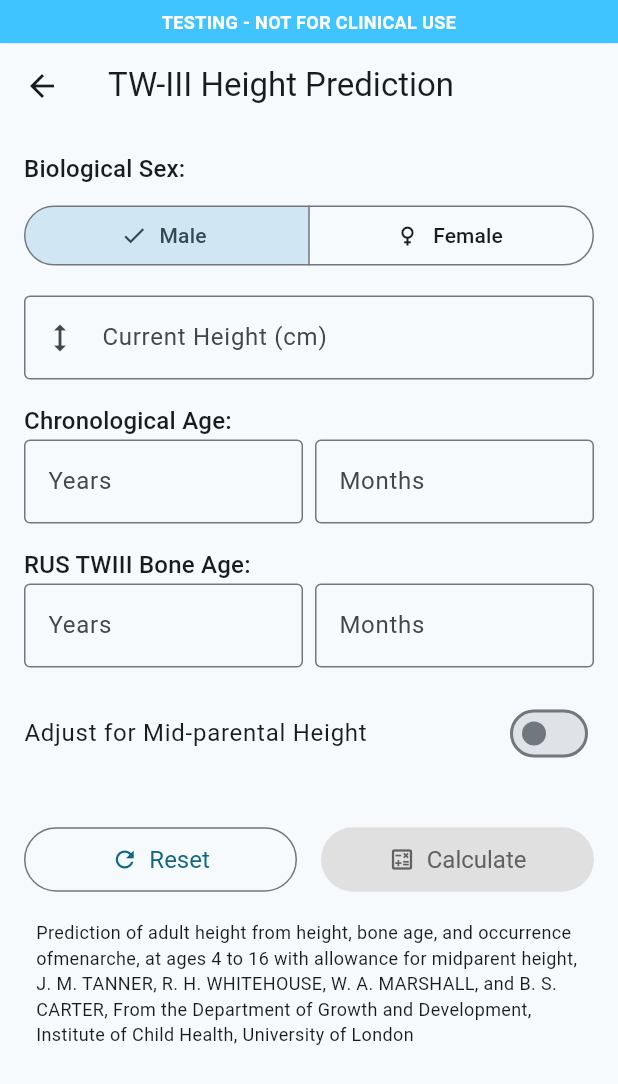
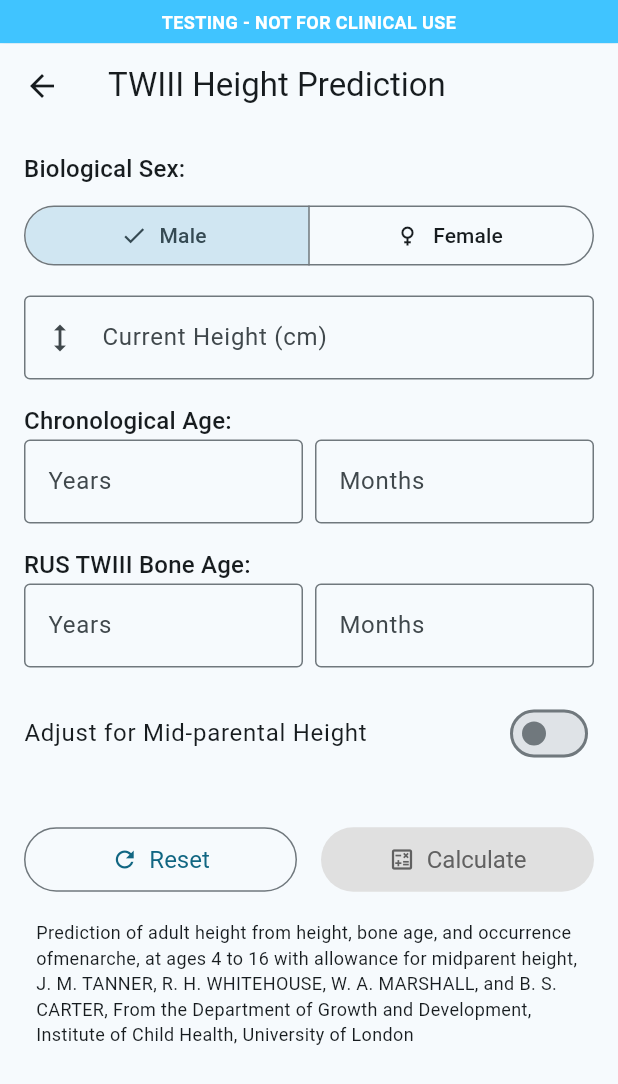
Before and after one commit to eatyourpeas/endocrinologist, a Flutter app: the TWIIIHeightPredictionPage screen opened directly, on a phone screen of 412 x 824 dp. Shown: the top 1084 px of the screen. Run offline on Flutter 3.47's test engine with Material 3 defaults, Android fonts, the phone set to English and light mode, and no system bars; our stand-ins replace google_fonts, syncfusion_flutter_charts; missing offline and left inert: normal.

Commit message:
remove dash

```diff
--- a/lib/pages/height_prediction/twiiii_page.dart
+++ b/lib/pages/height_prediction/twiiii_page.dart
@@ -287,7 +287,7 @@ class _TWIIIHeightPredictionPageState extends State<TWIIIHeightPredictionPage> {
   Widget build(BuildContext context) {
     return Scaffold(
       appBar: AppBar(
-        title: const Text('TW-III Height Prediction'),
+        title: const Text('TWIII Height Prediction'),
       ),
       body: SingleChildScrollView(
         padding: const EdgeInsets.all(16.0),
```
